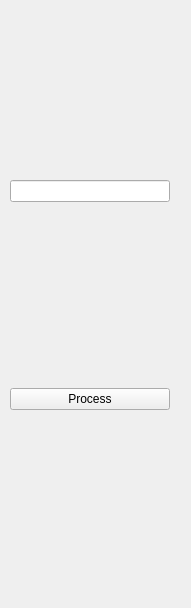
This is src/gui/highdensity.ui in ocuadrosl/HistopathologicalCharacterization as Qt 5 draws it before an edit. The edited form follows.
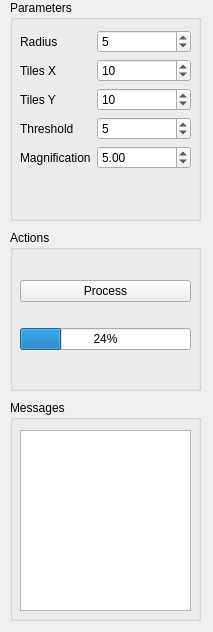
This is the edited form.

What changed in the file:
```diff
--- a/src/gui/highdensity.ui
+++ b/src/gui/highdensity.ui
@@ -6,34 +6,196 @@
    <rect>
     <x>0</x>
     <y>0</y>
-    <width>191</width>
-    <height>608</height>
+    <width>213</width>
+    <height>632</height>
    </rect>
   </property>
   <property name="windowTitle">
    <string>Form</string>
   </property>
-  <widget class="QWidget" name="verticalLayoutWidget">
+  <widget class="QGroupBox" name="groupBox">
+   <property name="geometry">
+    <rect>
+     <x>10</x>
+     <y>400</y>
+     <width>191</width>
+     <height>221</height>
+    </rect>
+   </property>
+   <property name="title">
+    <string>Messages</string>
+   </property>
+   <widget class="QTextBrowser" name="textBrowser">
+    <property name="geometry">
+     <rect>
+      <x>10</x>
+      <y>30</y>
+      <width>171</width>
+      <height>181</height>
+     </rect>
+    </property>
+   </widget>
+  </widget>
+  <widget class="QGroupBox" name="groupBox_2">
    <property name="geometry">
     <rect>
      <x>10</x>
      <y>0</y>
-     <width>160</width>
-     <height>591</height>
+     <width>191</width>
+     <height>221</height>
     </rect>
    </property>
-   <layout class="QVBoxLayout" name="verticalLayout">
-    <item>
-     <widget class="QLineEdit" name="lineEdit"/>
-    </item>
-    <item>
-     <widget class="QPushButton" name="processButton">
-      <property name="text">
-       <string>Process</string>
-      </property>
-     </widget>
-    </item>
-   </layout>
+   <property name="title">
+    <string>Parameters</string>
+   </property>
+   <widget class="QWidget" name="formLayoutWidget">
+    <property name="geometry">
+     <rect>
+      <x>10</x>
+      <y>30</y>
+      <width>171</width>
+      <height>181</height>
+     </rect>
+    </property>
+    <layout class="QFormLayout" name="formLayout">
+     <item row="0" column="0">
+      <widget class="QLabel" name="label_4">
+       <property name="text">
+        <string>Radius</string>
+       </property>
+      </widget>
+     </item>
+     <item row="0" column="1">
+      <widget class="QSpinBox" name="radiusSpinBox">
+       <property name="minimum">
+        <number>1</number>
+       </property>
+       <property name="maximum">
+        <number>50</number>
+       </property>
+       <property name="value">
+        <number>5</number>
+       </property>
+      </widget>
+     </item>
+     <item row="1" column="0">
+      <widget class="QLabel" name="label">
+       <property name="text">
+        <string>Tiles X</string>
+       </property>
+      </widget>
+     </item>
+     <item row="1" column="1">
+      <widget class="QSpinBox" name="tilesXSpinBox">
+       <property name="minimum">
+        <number>1</number>
+       </property>
+       <property name="maximum">
+        <number>100</number>
+       </property>
+       <property name="value">
+        <number>10</number>
+       </property>
+      </widget>
+     </item>
+     <item row="2" column="0">
+      <widget class="QLabel" name="label_5">
+       <property name="text">
+        <string>Tiles Y</string>
+       </property>
+      </widget>
+     </item>
+     <item row="2" column="1">
+      <widget class="QSpinBox" name="tilesYSpinBox">
+       <property name="minimum">
+        <number>1</number>
+       </property>
+       <property name="maximum">
+        <number>100</number>
+       </property>
+       <property name="value">
+        <number>10</number>
+       </property>
+      </widget>
+     </item>
+     <item row="3" column="0">
+      <widget class="QLabel" name="label_6">
+       <property name="text">
+        <string>Threshold</string>
+       </property>
+      </widget>
+     </item>
+     <item row="3" column="1">
+      <widget class="QSpinBox" name="thresholdSpinBox">
+       <property name="maximum">
+        <number>100</number>
+       </property>
+       <property name="value">
+        <number>5</number>
+       </property>
+      </widget>
+     </item>
+     <item row="4" column="0">
+      <widget class="QLabel" name="label_7">
+       <property name="text">
+        <string>Magnification</string>
+       </property>
+      </widget>
+     </item>
+     <item row="4" column="1">
+      <widget class="QDoubleSpinBox" name="magnificationDoubleSpinBox">
+       <property name="maximum">
+        <double>100.000000000000000</double>
+       </property>
+       <property name="singleStep">
+        <double>0.500000000000000</double>
+       </property>
+       <property name="value">
+        <double>5.000000000000000</double>
+       </property>
+      </widget>
+     </item>
+    </layout>
+   </widget>
+  </widget>
+  <widget class="QGroupBox" name="groupBox_3">
+   <property name="geometry">
+    <rect>
+     <x>10</x>
+     <y>230</y>
+     <width>191</width>
+     <height>161</height>
+    </rect>
+   </property>
+   <property name="title">
+    <string>Actions</string>
+   </property>
+   <widget class="QWidget" name="verticalLayoutWidget">
+    <property name="geometry">
+     <rect>
+      <x>10</x>
+      <y>30</y>
+      <width>171</width>
+      <height>111</height>
+     </rect>
+    </property>
+    <layout class="QVBoxLayout" name="verticalLayout">
+     <item>
+      <widget class="QPushButton" name="processPushButton">
+       <property name="text">
+        <string>Process</string>
+       </property>
+      </widget>
+     </item>
+     <item>
+      <widget class="QProgressBar" name="progressBar">
+       <property name="value">
+        <number>24</number>
+       </property>
+      </widget>
+     </item>
+    </layout>
+   </widget>
   </widget>
  </widget>
  <resources/>
```
